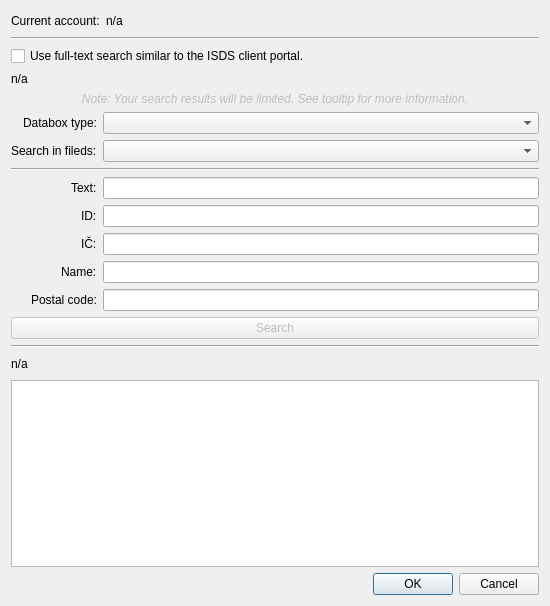
Old version of the form src/gui/ui/dlg_ds_search.ui in the repository psakar/datovka.
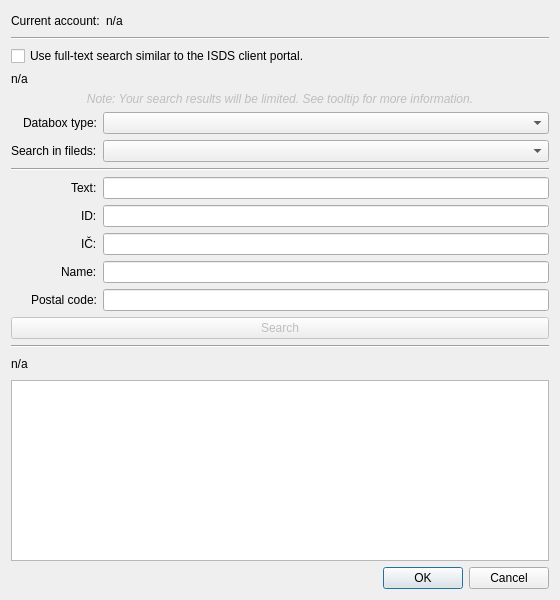
New version of the form. Icons and pictures are not drawn. Custom widgets are drawn as their Qt base class.

Diff of the .ui file:
```diff
--- a/src/gui/ui/dlg_ds_search.ui
+++ b/src/gui/ui/dlg_ds_search.ui
@@ -6,8 +6,8 @@
    <rect>
     <x>0</x>
     <y>0</y>
-    <width>550</width>
-    <height>606</height>
+    <width>560</width>
+    <height>600</height>
    </rect>
   </property>
   <property name="windowTitle">
```
